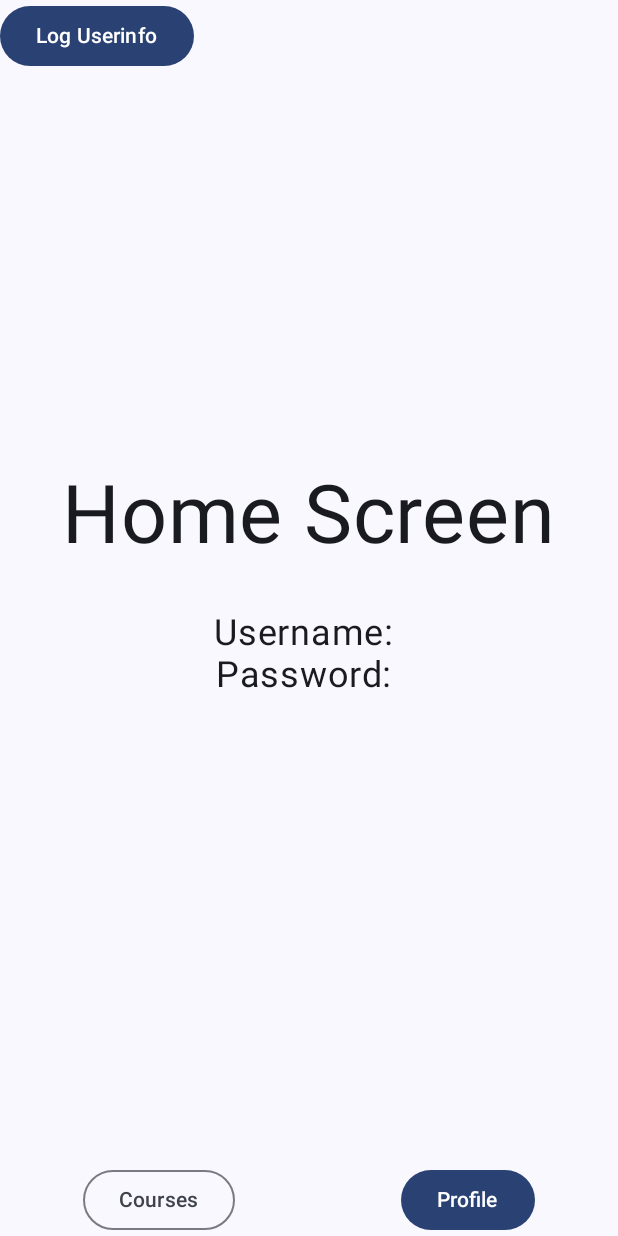
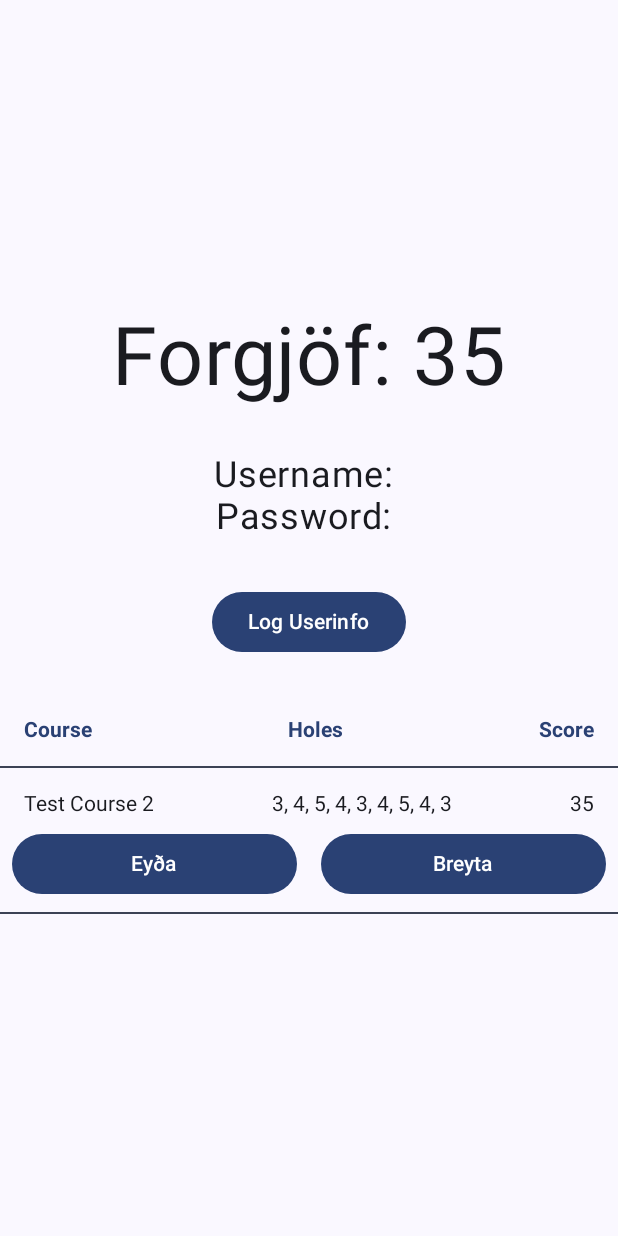
Before and after one commit to ofurtumi/golfskor-app, an Android app built with Jetpack Compose: the composable ProfileScreen shown on its own in the app's theme, after a tap on "Log Userinfo", on a phone screen of 412 x 824 dp. Run offline under Robolectric (Android 15) with nearby library versions, the phone set to English and light mode, and no system bars.

Commit message:
Navigation og skeleton add / delete

```diff
--- a/app/build.gradle.kts
+++ b/app/build.gradle.kts
@@ -65,8 +65,9 @@ dependencies {
     androidTestImplementation("androidx.compose.ui:ui-test-junit4")
     debugImplementation("androidx.compose.ui:ui-tooling")
     debugImplementation("androidx.compose.ui:ui-test-manifest")
+    implementation("androidx.compose.material:material:1.6.1")
 
-    val navVersion = "2.7.7"
+val navVersion = "2.7.7"
     implementation("androidx.navigation:navigation-fragment-ktx:$navVersion")
     implementation("androidx.navigation:navigation-ui-ktx:$navVersion")
     implementation("androidx.navigation:navigation-dynamic-features-fragment:$navVersion")
--- a/app/src/main/java/hugbo/golfskor/entities/Round.kt
+++ b/app/src/main/java/hugbo/golfskor/entities/Round.kt
@@ -1,23 +1,25 @@
 package hugbo.golfskor.entities
 
 class Round(
-    private val id: Int = 0,
+    private var id: Int = 0,
     private val courseName: String = "Test Course",
     private val username: String = "Tester",
-    private var holes: List<Int> = listOf()
+    private var holes: List<Int> = listOf(3,4,3,4,3,4,3,4,3)
 ) {
-
-    fun create(newHoles: List<Int> ): List<Int> {
-        holes = newHoles
-        return holes
-    }
-
     fun update(newHoles: List<Int> ): List<Int> {
         if (newHoles.size != holes.size) {
             throw IllegalArgumentException("New holes list must be the same size as the old one")
         }
         holes = newHoles
         return holes
+    }
+
+    fun setId(newId: Int) {
+        id = newId
+    }
+
+    fun getId(): Int {
+        return id
     }
 
     fun delete(): Boolean {
@@ -41,6 +43,10 @@ class Round(
         return holes
     }
 
+    fun getHoleString(): String {
+        return holes.joinToString()
+    }
+
     // ToString method for debugging
     override fun toString(): String {
         return "Round(id=$id, courseName='$courseName', username='$username', holes=$holes)"
--- a/app/src/main/java/hugbo/golfskor/ui/Components.kt
+++ b/app/src/main/java/hugbo/golfskor/ui/Components.kt
@@ -4,6 +4,7 @@ import android.content.res.Configuration
 import androidx.compose.foundation.background
 import androidx.compose.foundation.layout.Arrangement
 import androidx.compose.foundation.layout.Box
+import androidx.compose.foundation.layout.Column
 import androidx.compose.foundation.layout.PaddingValues
 import androidx.compose.foundation.layout.Row
 import androidx.compose.foundation.layout.defaultMinSize
@@ -22,14 +23,17 @@ import androidx.compose.runtime.Composable
 import androidx.compose.ui.Alignment
 import androidx.compose.ui.Modifier
 import androidx.compose.ui.graphics.Color
+import androidx.compose.ui.res.stringResource
 import androidx.compose.ui.text.TextStyle
 import androidx.compose.ui.text.font.FontWeight
 import androidx.compose.ui.tooling.preview.Preview
 import androidx.compose.ui.unit.dp
 import androidx.navigation.NavHostController
 import androidx.navigation.compose.rememberNavController
+import hugbo.golfskor.R
 import hugbo.golfskor.entities.Round
 import hugbo.golfskor.ui.theme.GolfskorTheme
+import hugbo.golfskor.ui.viewModels.ProfileViewModel
 
 @Composable
 fun NavigationMenu(current: String = "Courses", navController: NavHostController) {
@@ -91,26 +95,11 @@ fun NavigationMenuPreviewProfile() {
 
 
 @Composable
-fun GolfRound(round: Round = Round(), header: Boolean = false) {
+fun GolfRound(round: Round = Round()) {
     GolfskorTheme {
         Surface(
             color = MaterialTheme.colorScheme.background
         ) {
-            Row(
-                verticalAlignment = Alignment.CenterVertically,
-                horizontalArrangement = Arrangement.SpaceBetween,
-                modifier = Modifier
-                    .defaultMinSize(minWidth = 300.dp, minHeight = 1.dp)
-                    .fillMaxWidth()
-                    .padding(16.dp, 8.dp)
-            ) {
-                if (header) {
-                    TextCollection(
-                        strings = listOf("Username", "Course", "Score"),
-                        style = TextStyle(fontWeight = FontWeight.Bold,
-                            color = MaterialTheme.colorScheme.primary)
-                    )
-                } else {
             TextCollection(
                 strings = listOf(
                     round.getUsername(),
@@ -122,9 +111,6 @@ fun GolfRound(round: Round = Round(), header: Boolean = false) {
         }
     }
 }
-    }
-}
-
 
 @Preview(name = "Light Mode", showBackground = true)
 @Preview(
@@ -141,6 +127,17 @@ fun GolfRoundPreview() {
     }
 }
 
+@Composable
+fun GolfRoundHeader(strings: List<String>) {
+    TextCollection(
+        strings,
+        style = TextStyle(
+            fontWeight = FontWeight.Bold,
+            color = MaterialTheme.colorScheme.primary
+        )
+    )
+}
+
 @Preview(name = "Light Mode", showBackground = true)
 @Preview(
     uiMode = Configuration.UI_MODE_NIGHT_YES,
@@ -151,7 +148,7 @@ fun GolfRoundPreview() {
 fun GolfRoundHeaderPreview() {
     GolfskorTheme {
         Surface {
-            GolfRound(header = true)
+            GolfRoundHeader(listOf("Username", "Course", "Score"))
         }
     }
 }
@@ -162,9 +159,29 @@ fun TextCollection(
     modifier: Modifier = Modifier,
     style: TextStyle = TextStyle(),
     color: Color = Color.Unspecified) {
+    Row(
+        verticalAlignment = Alignment.CenterVertically,
+        horizontalArrangement = Arrangement.SpaceBetween,
+        modifier = Modifier
+            .defaultMinSize(minWidth = 300.dp, minHeight = 1.dp)
+            .fillMaxWidth()
+            .padding(16.dp, 8.dp)
+    ) {
         for (string in strings) {
             Text(text = string, modifier = modifier, style = style, color = color)
         }
+    }
+}
+
+@Composable
+fun Line() {
+    Divider(
+        color = MaterialTheme.colorScheme.secondary,
+        thickness = 1.dp,
+        modifier = Modifier
+            .defaultMinSize(minWidth = 300.dp, minHeight = 1.dp)
+            .padding(0.dp, 8.dp)
+    )
 }
 
 @Composable
@@ -176,22 +193,14 @@ fun GolfRoundList (
     )) {
     LazyColumn {
         item {
-            GolfRound(header = true)
+            GolfRoundHeader(listOf("Username", "Course", "Score"))
         }
         items(rounds) { round ->
-            Divider(
-                color = MaterialTheme.colorScheme.secondary,
-                thickness = 1.dp,
-                modifier = Modifier.defaultMinSize(minWidth = 300.dp, minHeight = 1.dp)
-            )
+            Line()
             GolfRound(round)
         }
         item {
-            Divider(
-                color = MaterialTheme.colorScheme.secondary,
-                thickness = 1.dp,
-                modifier = Modifier.defaultMinSize(minWidth = 300.dp, minHeight = 1.dp)
-            )
+            Line()
         }
     }
 }
@@ -210,3 +219,93 @@ fun GolfRoundListPreview() {
         }
     }
 }
+
+@Composable
+fun ProfileGolfRound(
+    round: Round = Round(),
+    editAction: () -> Unit = { },
+    deleteAction: () -> Unit = { },
+    ) {
+    Column {
+        TextCollection(
+            listOf(
+                round.getCourseName(),
+                round.getHoleString(),
+                round.getScore().toString(),
+            )
+        )
+        Row (
+            modifier = Modifier
+                .fillMaxWidth()
+                .padding(8.dp, 0.dp),
+            horizontalArrangement = Arrangement.spacedBy(16.dp)
+        ) {
+            Button(
+                modifier = Modifier.weight(1f),
+                onClick = deleteAction) {
+                Text(stringResource(R.string.delete))
+            }
+            Button(
+                modifier = Modifier.weight(1f),
+                onClick = editAction
+            ) { Text(stringResource(R.string.edit)) }
+        }
+    }
+}
+
+@Preview(name = "Light Mode", showBackground = true)
+@Preview(
+    uiMode = Configuration.UI_MODE_NIGHT_YES,
+    showBackground = true,
+    name = "Dark Mode"
+)
+@Composable
+fun ProfileGolfRoundPreview() {
+    GolfskorTheme {
+        Surface {
+            ProfileGolfRound()
+        }
+    }
+}
+
+@Composable
+fun ProfileGolfRoundList (
+    rounds: List<Round>,
+    editFun: (Int) -> Unit = { },
+    deleteFun: (Int) -> Unit = { }
+) {
+    LazyColumn {
+        item { GolfRoundHeader(listOf("Course", "Holes", "Score")) }
+        items(rounds) {
+            round ->
+            Line()
+            ProfileGolfRound(
+                round,
+                editAction = { editFun(round.getId()) },
+                deleteAction = { deleteFun(round.getId()) }
+            )
+        }
+        item { Line() }
+    }
+}
+
+@Preview(name = "Light Mode", showBackground = true)
+@Preview(
+    uiMode = Configuration.UI_MODE_NIGHT_YES,
+    showBackground = true,
+    name = "Dark Mode"
+)
+@Composable
+fun ProfileGolfRoundListPreview() {
+    GolfskorTheme {
+        Surface {
+            ProfileGolfRoundList(
+                listOf(
+                    Round(id = 1, username = "Tester 1"),
+                    Round(id = 2, username = "Tester 2"),
+                    Round(id = 3, username = "Tester 3")
+                )
+            )
+        }
+    }
+}
--- a/app/src/main/java/hugbo/golfskor/ui/screens/AuthenticateScreen.kt
+++ b/app/src/main/java/hugbo/golfskor/ui/screens/AuthenticateScreen.kt
@@ -3,6 +3,7 @@ package hugbo.golfskor.ui.screens
 import android.content.res.Configuration
 import androidx.compose.foundation.layout.Arrangement
 import androidx.compose.foundation.layout.Column
+import androidx.compose.foundation.layout.PaddingValues
 import androidx.compose.foundation.layout.Row
 import androidx.compose.foundation.layout.Spacer
 import androidx.compose.foundation.layout.defaultMinSize
@@ -36,7 +37,7 @@ import hugbo.golfskor.ui.viewModels.AuthenticateViewModel
 @Composable
 fun AuthenticateScreen(
     navController: NavHostController,
-    authViewModel: AuthenticateViewModel = viewModel()
+    authViewModel: AuthenticateViewModel = viewModel(),
 ) {
     val authUiState by authViewModel.uiState.collectAsState()
     val appName = stringResource(R.string.app_name)
--- a/app/src/main/java/hugbo/golfskor/ui/screens/ProfileScreen.kt
+++ b/app/src/main/java/hugbo/golfskor/ui/screens/ProfileScreen.kt
@@ -1,10 +1,14 @@
 package hugbo.golfskor.ui.screens
 
+import android.util.Log
 import androidx.compose.foundation.layout.Arrangement
 import androidx.compose.foundation.layout.Column
+import androidx.compose.foundation.layout.PaddingValues
 import androidx.compose.foundation.layout.Spacer
 import androidx.compose.foundation.layout.fillMaxSize
 import androidx.compose.foundation.layout.padding
+import androidx.compose.foundation.lazy.LazyColumn
+import androidx.compose.foundation.lazy.items
 import androidx.compose.material3.Button
 import androidx.compose.material3.Scaffold
 import androidx.compose.material3.Text
@@ -17,22 +21,20 @@ import androidx.compose.ui.unit.dp
 import androidx.compose.ui.unit.sp
 import androidx.lifecycle.viewmodel.compose.viewModel
 import androidx.navigation.NavHostController
+import hugbo.golfskor.ui.GolfRoundHeader
+import hugbo.golfskor.ui.GolfRoundList
+import hugbo.golfskor.ui.Line
 import hugbo.golfskor.ui.NavigationMenu
+import hugbo.golfskor.ui.ProfileGolfRound
+import hugbo.golfskor.ui.ProfileGolfRoundList
 import hugbo.golfskor.ui.viewModels.ProfileViewModel
 
 @Composable
 fun ProfileScreen(
-    navController: NavHostController,
-    profileViewModel: ProfileViewModel = viewModel()
+    innerPadding: PaddingValues,
+    profileViewModel: ProfileViewModel = viewModel(),
 ) {
     val profileUiState by profileViewModel.uiState.collectAsState()
-
-    Scaffold(
-        bottomBar = {
-            NavigationMenu("Profile", navController)
-        }
-    ) {
-        innerPadding ->
     Column(
         modifier = Modifier
             .fillMaxSize()
@@ -40,16 +42,25 @@ fun ProfileScreen(
         horizontalAlignment = Alignment.CenterHorizontally,
         verticalArrangement = Arrangement.Center
     ) {
-            Text(text = "Home Screen", fontSize = 54.sp)
+        Text(text = "Forgjöf: ${profileUiState.handicap}", fontSize = 54.sp)
 
         Spacer(modifier = Modifier.padding(16.dp))
 
-            Text(text = "Username: ${profileUiState.user.getUsername()}", fontSize = 24.sp)
-            Text(text = "Password: ${profileUiState.user.getToken()}", fontSize = 24.sp)
+        Text(text = "Username: ${profileUiState.username}", fontSize = 24.sp)
+        Text(text = "Password: ${profileUiState.authToken}", fontSize = 24.sp)
+
+        Spacer(modifier = Modifier.padding(16.dp))
+
+        Button(onClick = { profileViewModel.addRound() }) {
+            Text("Log Userinfo")
         }
 
-        Button(onClick = { profileViewModel.logUserinfo() }) {
-            Text("Log Userinfo")
+        Spacer(modifier = Modifier.padding(16.dp))
+
+        ProfileGolfRoundList(
+            rounds = profileUiState.rounds,
+            editFun = { id -> profileViewModel.editRound(id) },
+            deleteFun = { id -> profileViewModel.deleteRound(id) }
+        )
     }
 }
-}
--- a/app/src/main/java/hugbo/golfskor/ui/states/ProfileUiState.kt
+++ b/app/src/main/java/hugbo/golfskor/ui/states/ProfileUiState.kt
@@ -1,7 +1,11 @@
 package hugbo.golfskor.ui.states
 
-import hugbo.golfskor.entities.User
+import hugbo.golfskor.entities.Round
 
 data class ProfileUiState (
-    val user: User = User(),
+    val id: Int = 0,
+    val username: String = "Test User",
+    val authToken: String = "blaksdfjlaskdfjlaskdfjlaskdfjalskdfjlaskdfjlkasdjlkj",
+    val rounds: List<Round> = listOf(),
+    val handicap: Int = 0
 )
--- a/app/src/main/java/hugbo/golfskor/ui/viewModels/ProfileViewModel.kt
+++ b/app/src/main/java/hugbo/golfskor/ui/viewModels/ProfileViewModel.kt
@@ -1,6 +1,10 @@
 package hugbo.golfskor.ui.viewModels
 
 import android.util.Log
+import androidx.compose.runtime.getValue
+import androidx.compose.runtime.mutableStateOf
+import androidx.compose.runtime.setValue
+import androidx.compose.runtime.toMutableStateList
 import androidx.lifecycle.SavedStateHandle
 import androidx.lifecycle.ViewModel
 import hugbo.golfskor.entities.Round
@@ -8,37 +12,103 @@ import hugbo.golfskor.entities.User
 import hugbo.golfskor.ui.states.ProfileUiState
 import kotlinx.coroutines.flow.MutableStateFlow
 import kotlinx.coroutines.flow.StateFlow
+import kotlinx.coroutines.flow.update
 
 class ProfileViewModel(savedStateHandle: SavedStateHandle) : ViewModel() {
    private val _uiState = MutableStateFlow(ProfileUiState())
    val uiState: StateFlow<ProfileUiState> = _uiState
 
-    val username: String = savedStateHandle.get<String>("username") ?: ""
-    val password: String = savedStateHandle.get<String>("password") ?: ""
+    private val username: String = savedStateHandle.get<String>("username") ?: ""
+    private val password: String = savedStateHandle.get<String>("password") ?: ""
+    // this user should be gotten from api
+    // TODO: Fetch user from api
+    private val user: User = User(username = username, authToken = password)
+    // private var rounds by mutableStateOf(mutableListOf<Round>())
 
     init {
-        Log.d("myTag", "ProfileViewModel initiated")
-        // this user should be gotten from api
-        // TODO: Fetch user from api
-        val tempUser = User(
-            id = 1,
-            username,
-            authToken = password
+        // user = getUserFromApi(username, authToken)
+        _uiState.value = ProfileUiState(
+            id = user.getId(),
+            username = user.getUsername(),
+            authToken = user.getToken(),
+            rounds = user.getRounds(),
+            handicap = 0
         )
-        tempUser.addRound(
-            Round(
-                id = 1,
-                courseName = "Test Course",
-                username = tempUser.getUsername(),
-                holes = listOf(3, 4, 5, 4, 3, 4, 5, 4, 3)
-            )
-        )
-        _uiState.value = ProfileUiState(tempUser)
     }
 
+    fun addRound() {
+        var id = 1
+        if (_uiState.value.rounds.isNotEmpty()) {
+            id = _uiState.value.rounds.last().getId() + 1
+        }
+        val newRound = Round(
+            id = id,
+            courseName = "Test Course 2",
+            username = uiState.value.username,
+            holes = listOf(3, 4, 5, 4, 3, 4, 5, 4, 3)
+        )
 
+        Log.d("addRound", "$newRound")
 
-    fun logUserinfo() {
-        Log.d("myTag", "User info: ${_uiState.value.user}")
+        val newRounds = uiState.value.rounds.toMutableList()
+        newRounds.add(newRound)
+
+        _uiState.update {
+            it.copy(
+                rounds = newRounds,
+                handicap = calculateHandicap(newRounds),
+            )
+        }
+    }
+
+    fun editRound(id: Int) {
+        val newRounds = uiState.value.rounds.toMutableList()
+
+        newRounds.map {round ->
+            if (round.getId() == id) {
+                round.update(round.getHoles().map { it + 1 })
+            }
+        }
+
+        _uiState.update {
+            it.copy(
+                handicap = calculateHandicap(newRounds),
+                rounds = newRounds
+            )
+        }
+    }
+
+    private fun calculateHandicap(rounds: List<Round>): Int {
+        val scores = rounds.map {
+            if (it.getHoles().size > 9) {
+                it.getScore() * 2
+            } else {
+                it.getScore()
+            }
+        }
+        var average = scores.sorted()
+        if (average.size > 20) {
+            average = scores.reversed().subList(0, 20).sorted()
+        }
+        if (average.size > 8) {
+            average = average.subList(0, 9)
+        }
+        Log.d("calculateHandicap", "$average")
+        return average.sum() / average.size
+    }
+
+    fun deleteRound(id: Int) {
+        // Should call the api
+        // Todo: Delete round from api
+        val newRounds = uiState.value.rounds.toMutableList()
+
+        newRounds.removeIf { it.getId() == id }
+
+        _uiState.update {
+            it.copy(
+                handicap = calculateHandicap(newRounds),
+                rounds = newRounds
+            )
+        }
     }
 }
--- a/app/src/main/res/values/strings.xml
+++ b/app/src/main/res/values/strings.xml
@@ -5,4 +5,6 @@
     <string name="auth_register">Nýskrá</string>
     <string name="username">Notendanafn</string>
     <string name="password">Lykilorð</string>
+    <string name="edit">Breyta</string>
+    <string name="delete">Eyða</string>
 </resources>
```
Also changed, not shown: app/src/main/java/hugbo/golfskor/NavGraph.kt (+58 -8 lines). Lines whose indentation alone changed are shown as unchanged.
